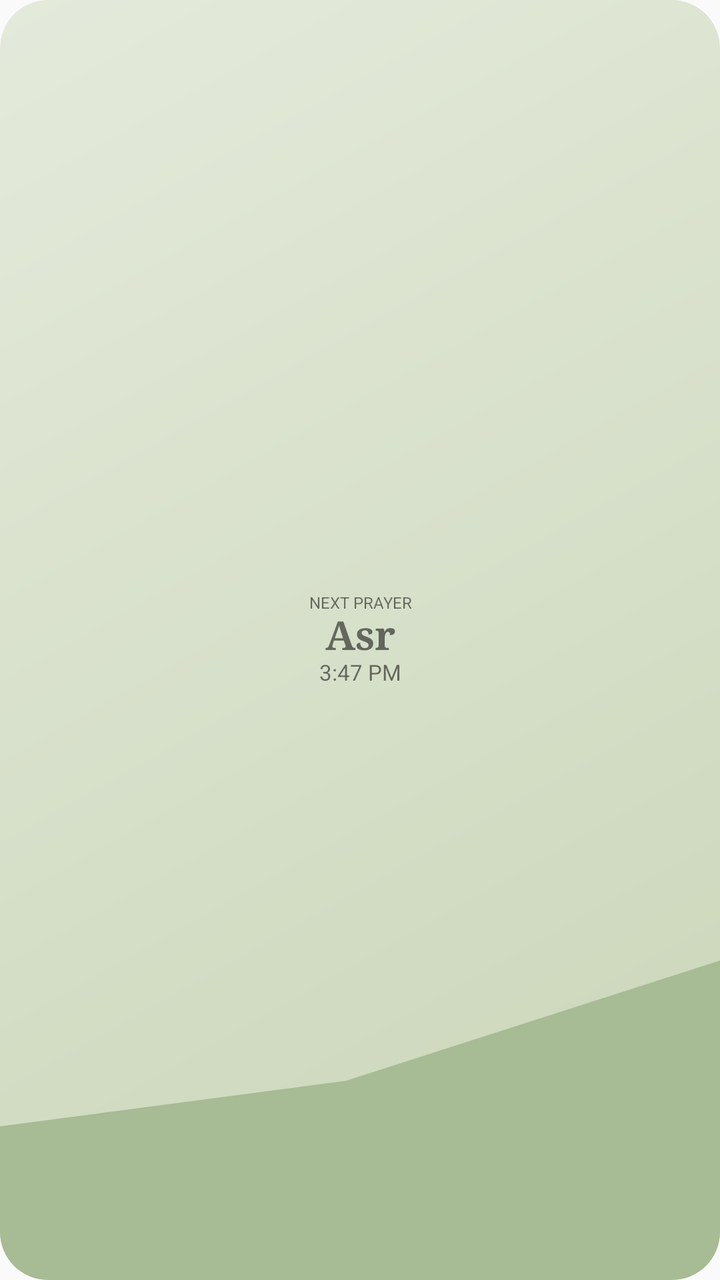
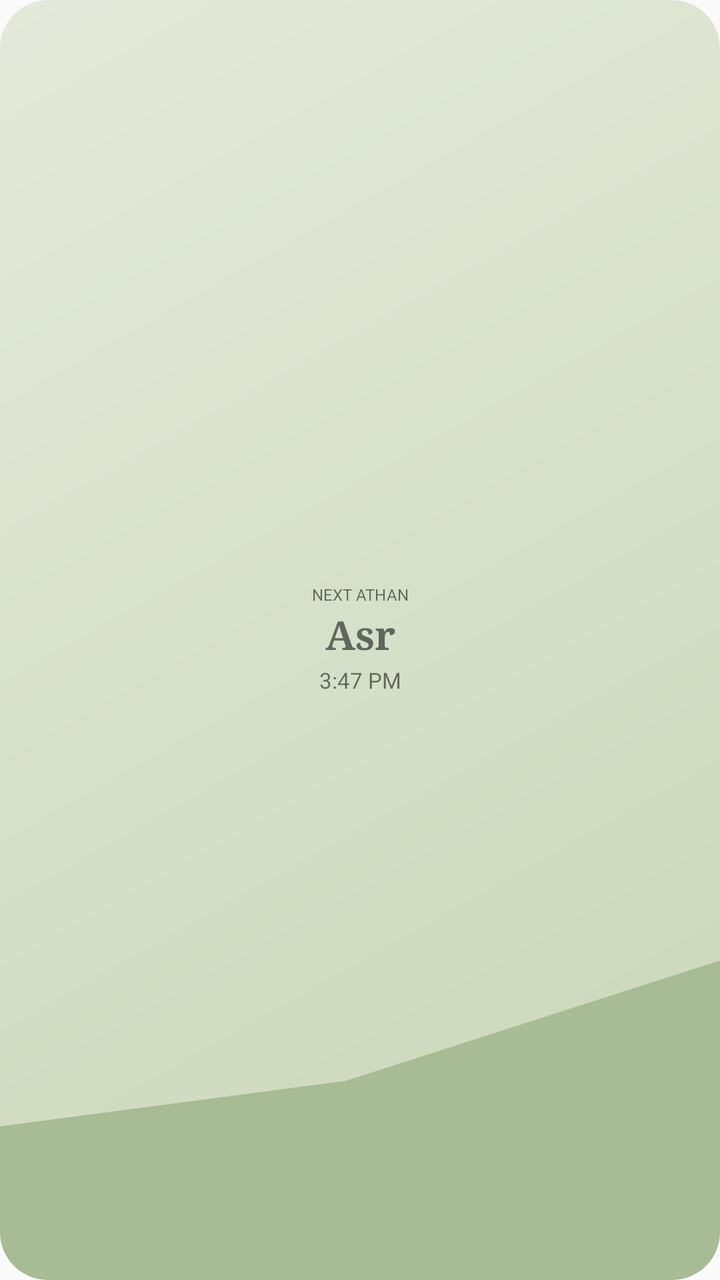

Two renders of the same Android screen: before a commit and after it. Below are the layout's source before the change and the commit's diff.
<!-- AndroidManifest.xml: application theme AppTheme -->
<!-- res/layout/prayer_widget.xml -->
<?xml version="1.0" encoding="utf-8"?>
<FrameLayout xmlns:android="http://schemas.android.com/apk/res/android" android:layout_width="match_parent" android:layout_height="match_parent">
 <FrameLayout android:id="@+id/widget_root" android:layout_width="match_parent" android:layout_height="match_parent" android:background="@drawable/widget_asr" android:clipToOutline="true">
  <ImageView android:id="@+id/widget_scene" android:layout_width="match_parent" android:layout_height="match_parent" android:src="@drawable/widget_scene_asr" android:scaleType="centerCrop" android:importantForAccessibility="no" />
  <LinearLayout android:id="@+id/widget_content" android:layout_width="match_parent" android:layout_height="match_parent" android:orientation="vertical" android:gravity="center" android:paddingStart="8dp" android:paddingEnd="8dp" android:paddingTop="4dp" android:paddingBottom="4dp">
   <TextView android:id="@+id/widget_label" android:layout_width="match_parent" android:layout_height="wrap_content" android:fontFamily="sans-serif" android:text="NEXT PRAYER" android:gravity="center" android:textSize="8sp" android:includeFontPadding="false" android:maxLines="1" />
   <LinearLayout android:layout_width="match_parent" android:layout_height="wrap_content" android:orientation="horizontal" android:gravity="center">
    <TextView android:id="@+id/widget_prayer" android:layout_width="match_parent" android:layout_height="wrap_content" android:layout_marginTop="0dp" android:text="Asr" android:textStyle="bold" android:gravity="center" android:textSize="20sp" android:fontFamily="serif" android:maxLines="1" android:includeFontPadding="false" />
   </LinearLayout>
   <TextView android:id="@+id/widget_time" android:layout_width="match_parent" android:layout_height="wrap_content" android:fontFamily="sans-serif" android:text="3:47 PM" android:gravity="center" android:textSize="11sp" android:maxLines="1" android:includeFontPadding="false" />
  </LinearLayout>
 </FrameLayout>
</FrameLayout>
<!-- resources referenced by this layout -->
<resources>
  <!-- drawable widget_asr (drawable) -->
  <?xml version="1.0" encoding="utf-8"?>
  <shape xmlns:android="http://schemas.android.com/apk/res/android"><corners android:radius="24dp"/><gradient android:startColor="#E4EADB" android:endColor="#C9D5B7" android:angle="315"/></shape>
  <!-- drawable widget_scene_asr (drawable) -->
  <vector xmlns:android="http://schemas.android.com/apk/res/android" android:width="180dp" android:height="90dp" android:viewportWidth="180" android:viewportHeight="90"><path android:fillColor="#F8F0C9" android:pathData="M150,31a16,16 0,1 0,0 32a16,16 0,1 0,0 -32" /><path android:fillColor="#A7BB95" android:pathData="M0,78L28,77L51,81L89,76L117,67L142,72L180,61L180,90L0,90Z" /></vector>
  <style name="AppTheme" parent="Theme.AppCompat.Light.DarkActionBar">
          
          <item name="colorPrimary">@color/colorPrimary</item>
          <item name="colorPrimaryDark">@color/colorPrimaryDark</item>
          <item name="colorAccent">@color/colorAccent</item>
      </style>
</resources>

<!-- the commit's change to res/layout/prayer_widget.xml (unified diff, before → after) -->
@@ -3,11 +3,11 @@
  <FrameLayout android:id="@+id/widget_root" android:layout_width="match_parent" android:layout_height="match_parent" android:background="@drawable/widget_asr" android:clipToOutline="true">
   <ImageView android:id="@+id/widget_scene" android:layout_width="match_parent" android:layout_height="match_parent" android:src="@drawable/widget_scene_asr" android:scaleType="centerCrop" android:importantForAccessibility="no" />
   <LinearLayout android:id="@+id/widget_content" android:layout_width="match_parent" android:layout_height="match_parent" android:orientation="vertical" android:gravity="center" android:paddingStart="8dp" android:paddingEnd="8dp" android:paddingTop="4dp" android:paddingBottom="4dp">
-   <TextView android:id="@+id/widget_label" android:layout_width="match_parent" android:layout_height="wrap_content" android:fontFamily="sans-serif" android:text="NEXT PRAYER" android:gravity="center" android:textSize="8sp" android:includeFontPadding="false" android:maxLines="1" />
+   <TextView android:id="@+id/widget_label" android:layout_marginBottom="4dp" android:layout_width="match_parent" android:layout_height="wrap_content" android:fontFamily="sans-serif" android:text="NEXT ATHAN" android:gravity="center" android:textSize="8sp" android:includeFontPadding="false" android:maxLines="1" />
    <LinearLayout android:layout_width="match_parent" android:layout_height="wrap_content" android:orientation="horizontal" android:gravity="center">
     <TextView android:id="@+id/widget_prayer" android:layout_width="match_parent" android:layout_height="wrap_content" android:layout_marginTop="0dp" android:text="Asr" android:textStyle="bold" android:gravity="center" android:textSize="20sp" android:fontFamily="serif" android:maxLines="1" android:includeFontPadding="false" />
    </LinearLayout>
-   <TextView android:id="@+id/widget_time" android:layout_width="match_parent" android:layout_height="wrap_content" android:fontFamily="sans-serif" android:text="3:47 PM" android:gravity="center" android:textSize="11sp" android:maxLines="1" android:includeFontPadding="false" />
+   <TextView android:id="@+id/widget_time" android:layout_marginTop="4dp" android:layout_width="match_parent" android:layout_height="wrap_content" android:fontFamily="sans-serif" android:text="3:47 PM" android:gravity="center" android:textSize="11sp" android:maxLines="1" android:includeFontPadding="false" />
   </LinearLayout>
  </FrameLayout>
 </FrameLayout>
